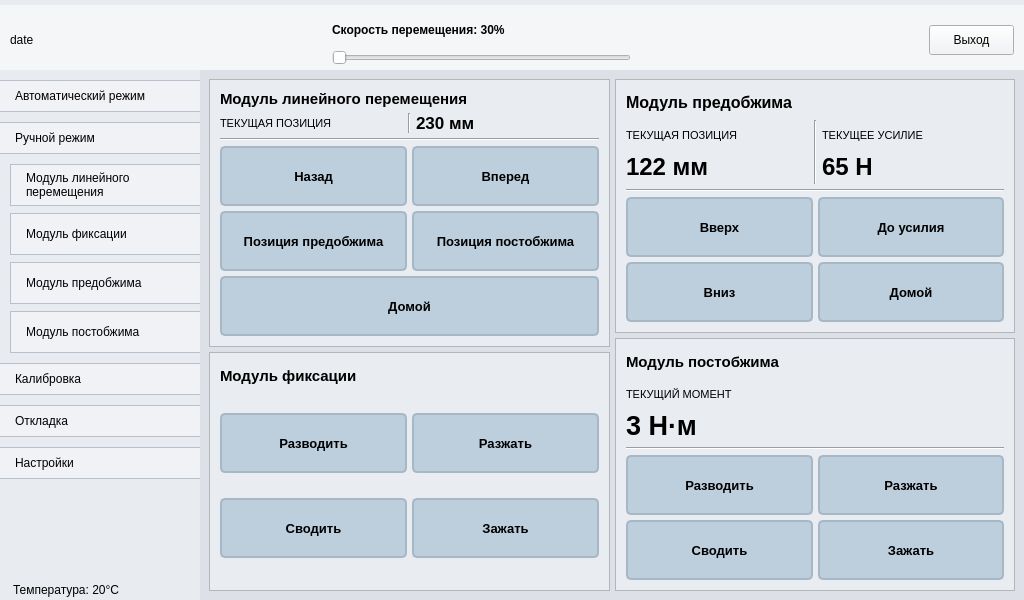
This is main.ui in petlitsky/rozovproject as Qt 5 draws it before an edit. The edited form follows.
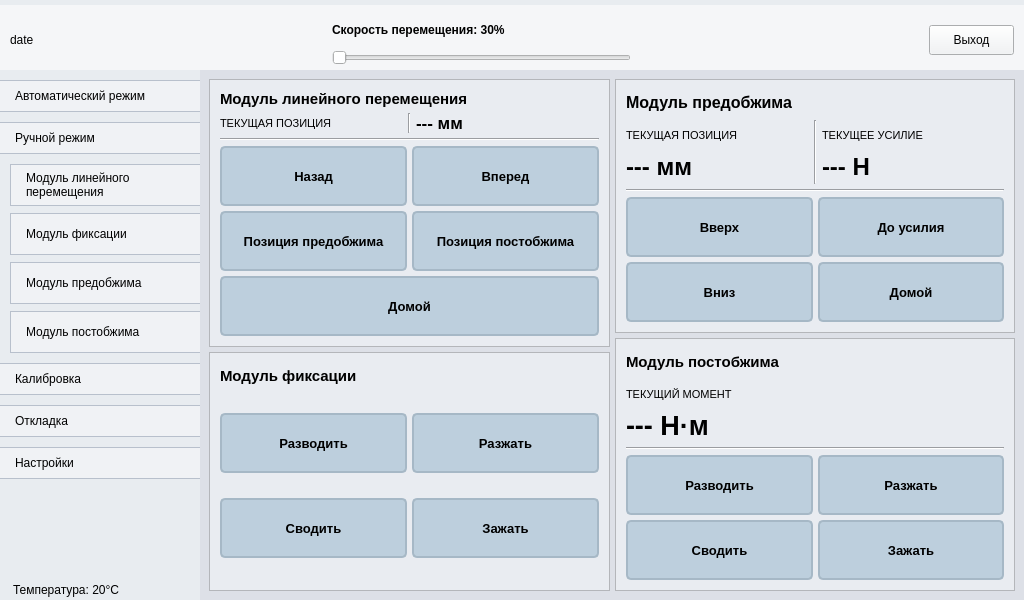
This is the edited form. The open tabs and pages were chosen to show the change. Icons and pictures are not drawn.

```diff
--- a/main.ui
+++ b/main.ui
@@ -599,7 +599,7 @@
                           </font>
                          </property>
                          <property name="text">
-                          <string>230 мм</string>
+                          <string>--- мм</string>
                          </property>
                         </widget>
                        </item>
@@ -1403,7 +1403,7 @@
                              </font>
                             </property>
                             <property name="text">
-                             <string>122 мм</string>
+                             <string>--- мм</string>
                             </property>
                            </widget>
                           </item>
@@ -1476,7 +1476,7 @@
                              </font>
                             </property>
                             <property name="text">
-                             <string>65 Н</string>
+                             <string>--- Н</string>
                             </property>
                            </widget>
                           </item>
@@ -1856,7 +1856,7 @@
                           </font>
                          </property>
                          <property name="text">
-                          <string>3 Н·м</string>
+                          <string>--- Н·м</string>
                          </property>
                         </widget>
                        </item>
```
Left out of the diff: 2 changed lines with no effect on the pictures.
